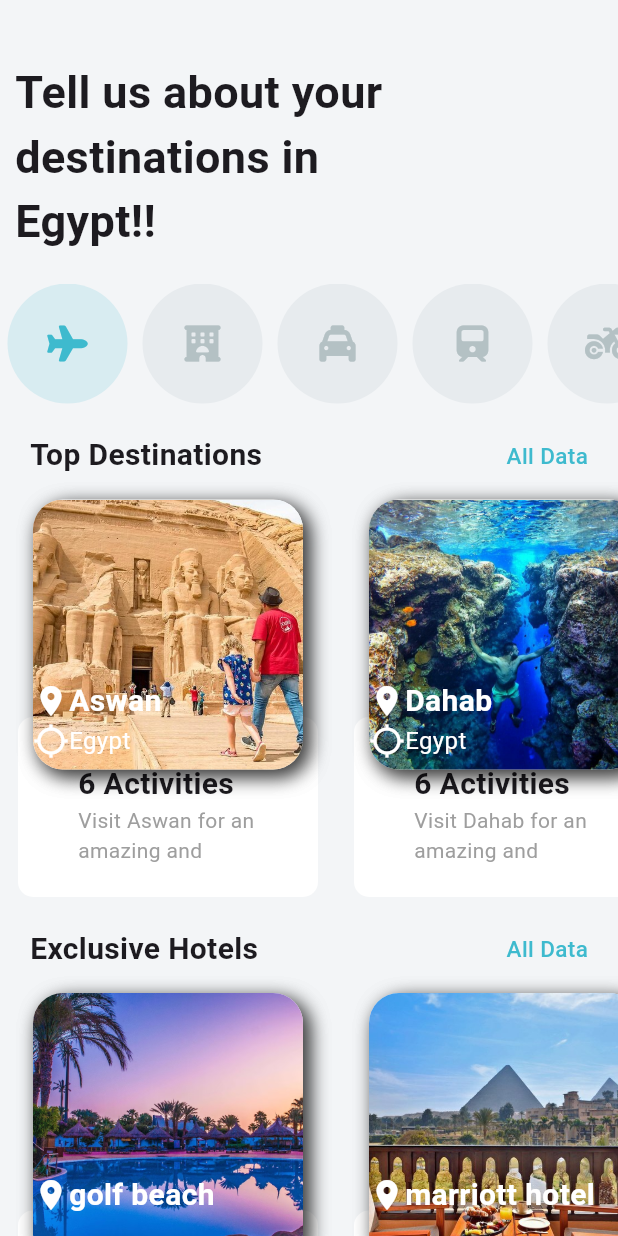
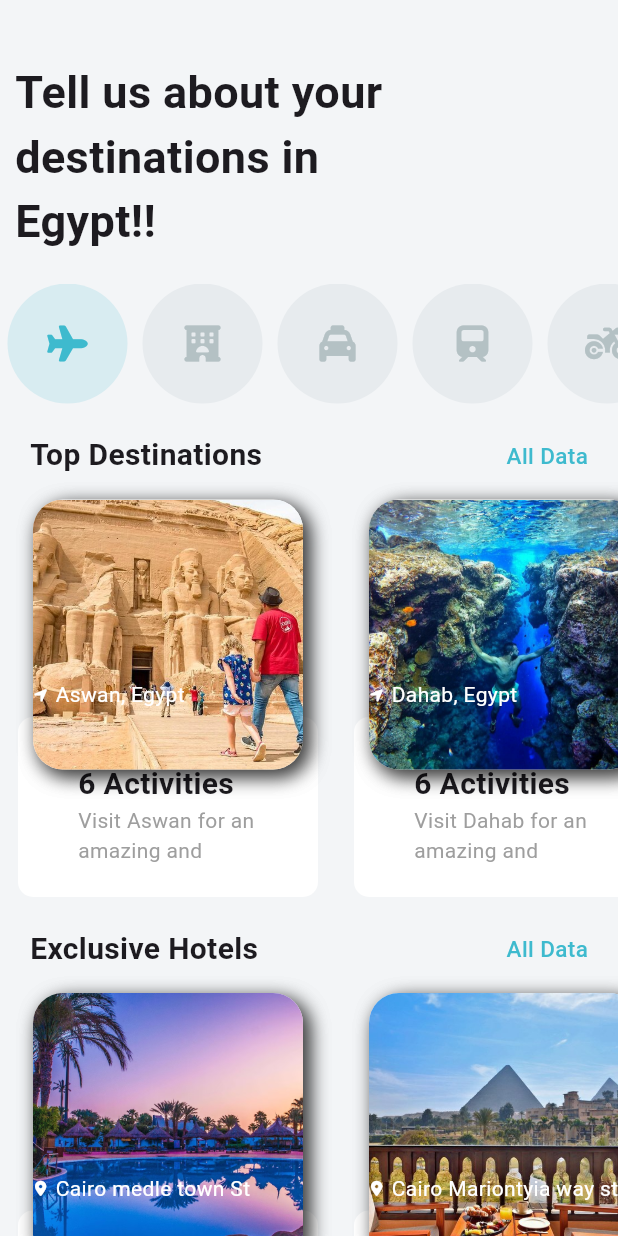
Before and after one commit to ahmad-mazen-10/Travel-App, a Flutter app: the screen it shows after launch, on a phone screen of 412 x 824 dp. Run offline on Flutter 3.47's test engine with Material 3 defaults, Android fonts, the phone set to English and light mode, and no system bars; our stand-ins replace font_awesome_flutter.

Commit message:
create page hotels and add content

```diff
--- a/lib/database.dart
+++ b/lib/database.dart
@@ -44,6 +44,50 @@ List destinations = [
     'activities': activities,
   },
 ];
+
+
+
+List hotels = [
+  {
+    'imageUrl': 'images/golf beach.png',
+    'name': 'golf beach',
+    'address': 'Cairo medle town St',
+    'price': 175,
+  },
+  {
+    'imageUrl': 'images/marriott hotel.jpg',
+    'name': 'marriott hotel ',
+    'address': 'Cairo Mariontyia way st',
+    'price': 300,
+  },
+  {
+    'imageUrl': 'images/Steigenberger Al Dau Beach Hotel.png',
+    'name': 'Steigenberger Al Dau Beach Hotel',
+    'address': 'ElGona beach',
+    'price': 240,
+  },
+  {
+    'imageUrl': 'images/Steigenberger Nile Palace Luxor.jpg',
+    'name': 'Steigenberger Nile',
+    'address': 'Nile Palace Luxor',
+    'price': 250,
+  },
+  {
+    'imageUrl': 'images/premier-le-reve-hotel.jpg',
+    'name': 'Premier-le-reve',
+    'address': 'Nile Palace Aswan',
+    'price': 450,
+  },
+];
+
+
+
+
+
+
+
+
+
 
 List activities = [
   {
@@ -95,36 +139,3 @@ List activities = [
     'price': 225,
   },
 ];
-
-List hotels = [
-  {
-    'imageUrl': 'images/golf beach.png',
-    'name': 'golf beach',
-    'address': 'Cairo medle town St',
-    'price': 175,
-  },
-  {
-    'imageUrl': 'images/marriott hotel.jpg',
-    'name': 'marriott hotel ',
-    'address': 'Cairo Mariontyia way st',
-    'price': 300,
-  },
-  {
-    'imageUrl': 'images/Steigenberger Al Dau Beach Hotel.png',
-    'name': 'Steigenberger Al Dau Beach Hotel',
-    'address': 'ElGona beach',
-    'price': 240,
-  },
-  {
-    'imageUrl': 'images/Steigenberger Nile Palace Luxor.jpg',
-    'name': 'Steigenberger Nile',
-    'address': 'Nile Palace Luxor',
-    'price': 250,
-  },
-  {
-    'imageUrl': 'images/premier-le-reve-hotel.jpg',
-    'name': 'Premier-le-reve',
-    'address': 'Nile Palace Aswan',
-    'price': 450,
-  },
-];
--- a/lib/home_page.dart
+++ b/lib/home_page.dart
@@ -1,6 +1,7 @@
 import 'package:flutter/material.dart';
 import 'package:flutter_application_1/database.dart';
 import 'package:flutter_application_1/destination_screen.dart';
+import 'package:flutter_application_1/hotel_screen.dart';
 import 'package:font_awesome_flutter/font_awesome_flutter.dart';
 
 class HomePage extends StatefulWidget {
@@ -63,8 +64,11 @@ class _HomePageState extends State<HomePage> {
                   final destination = destinations[index];
                   return GestureDetector(
                       onTap: () {
-                        Navigator.of(context).push(MaterialPageRoute(builder: (context) {
-                          return DestinationScreen(dest: destination, activities: destination['activities'] ?? []);
+                        Navigator.of(context)
+                            .push(MaterialPageRoute(builder: (context) {
+                          return DestinationScreen(
+                              dest: destination,
+                              activities: destination['activities'] ?? []);
                         }));
                       },
                       child: DestinationCard(destination: destination));
@@ -98,7 +102,13 @@ class _HomePageState extends State<HomePage> {
                 itemCount: hotels.length,
                 itemBuilder: (context, index) {
                   final hotel = hotels[index];
-                  return HotelCard(hotel: hotel);
+                  return GestureDetector(
+                    onTap: () {
+                      Navigator.of(context).push(MaterialPageRoute(
+                          builder: (context) => HotelScreen(hotel: hotel)));
+                    },
+                    child: HotelCard(hotel: hotel),
+                  );
                 },
               ),
             ),
@@ -233,7 +243,8 @@ class DestinationCard extends StatelessWidget {
                 width: 180,
                 height: 180,
                 fit: BoxFit.cover,
-                image: AssetImage(destination['imageUrl'] ?? 'images/placeholder.jpg'), // Added a placeholder
+                image: AssetImage(destination['imageUrl'] ??
+                    'images/placeholder.jpg'), // Added a placeholder
               ),
             ),
           ),
@@ -246,30 +257,14 @@ class DestinationCard extends StatelessWidget {
                 Row(
                   children: [
                     const Icon(
-                      Icons.location_on,
+                      FontAwesomeIcons.locationArrow,
+                      size: 10,
                       color: Colors.white,
                     ),
+                    const SizedBox(width: 5),
                     Text(
-                      destination['city'] ?? 'Unknown City',
-                      style: const TextStyle(
-                          color: Colors.white,
-                          fontSize: 20,
-                          fontWeight: FontWeight.bold),
-                    ),
-                  ],
-                ),
-                Row(
-                  children: [
-                    const Icon(
-                      Icons.location_searching,
-                      color: Colors.white,
-                    ),
-                    Text(
-                      destination['country'] ?? 'Unknown Country',
-                      style: const TextStyle(
-                        color: Colors.white,
-                        fontSize: 16,
-                      ),
+                      '${destination['city']}, ${destination['country']}',
+                      style: const TextStyle(color: Colors.white),
                     ),
                   ],
                 ),
@@ -306,26 +301,19 @@ class HotelCard extends StatelessWidget {
                 borderRadius: BorderRadius.circular(10),
               ),
               child: Padding(
-                padding: const EdgeInsets.only(top: 30),
+                padding: const EdgeInsets.only(left: 40, top: 30),
                 child: Column(
                   crossAxisAlignment: CrossAxisAlignment.start,
                   children: [
                     Text(
-                      hotel['name'] ?? 'No name available',
+                      '\$${hotel['price']?.toString() ?? 'N/A'} / night',
                       style: const TextStyle(
                           fontSize: 20, fontWeight: FontWeight.bold),
                     ),
                     Text(
-                      hotel['address'] ?? 'No address available',
+                      hotel['name'] ?? 'No name available',
                       style: const TextStyle(color: Colors.grey),
                       maxLines: 2,
-                    ),
-                    Text(
-                      '\$${hotel['price']?.toString() ?? 'N/A'} / night',
-                      style: const TextStyle(
-                          color: Colors.green,
-                          fontWeight: FontWeight.bold,
-                          fontSize: 16),
                     ),
                   ],
                 ),
@@ -349,16 +337,14 @@ class HotelCard extends StatelessWidget {
                 ],
                 color: Colors.white),
           ),
-          Hero(
-            tag: hotel['imageUrl'],
-            child: ClipRRect(
-              borderRadius: BorderRadius.circular(20),
-              child: Image(
-                width: 180,
-                height: 180,
-                fit: BoxFit.cover,
-                image: AssetImage(hotel['imageUrl'] ?? 'images/placeholder.jpg'), // Added a placeholder
-              ),
+          ClipRRect(
+            borderRadius: BorderRadius.circular(20),
+            child: Image(
+              width: 180,
+              height: 180,
+              fit: BoxFit.cover,
+              image: AssetImage(hotel['imageUrl'] ??
+                  'images/placeholder.jpg'), // Added a placeholder
             ),
           ),
           Positioned(
@@ -370,15 +356,14 @@ class HotelCard extends StatelessWidget {
                 Row(
                   children: [
                     const Icon(
-                      Icons.location_on,
+                      FontAwesomeIcons.mapMarkerAlt,
+                      size: 10,
                       color: Colors.white,
                     ),
+                    const SizedBox(width: 5),
                     Text(
-                      hotel['name'] ?? 'Unknown Hotel',
-                      style: const TextStyle(
-                          color: Colors.white,
-                          fontSize: 20,
-                          fontWeight: FontWeight.bold),
+                      hotel['address'] ?? 'No address available',
+                      style: const TextStyle(color: Colors.white),
                     ),
                   ],
                 ),
@@ -390,23 +375,3 @@ class HotelCard extends StatelessWidget {
     );
   }
 }
-
-class TellUsWidget extends StatelessWidget {
-  const TellUsWidget({
-    super.key,
-  });
-
-  @override
-  Widget build(BuildContext context) {
-    return const Padding(
-      padding: EdgeInsets.only(left: 10, right: 100),
-      child: Text(
-        'Tell us about your destinations in Egypt!!',
-        style: TextStyle(
-          fontSize: 30,
-          fontWeight: FontWeight.w600,
-        ),
-      ),
-    );
-  }
-}
```
Also changed, not shown: lib/destination_screen.dart (+72 -2 lines), lib/hotel_screen.dart (added, +237 -0 lines).
